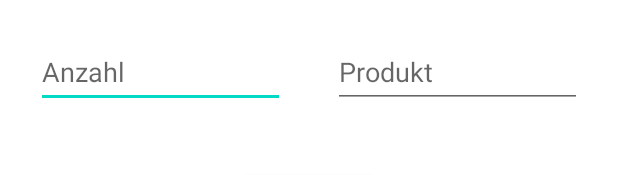
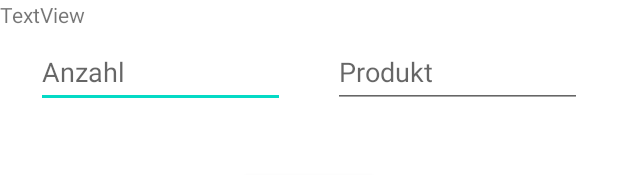
Before and after one commit to Erebur/Essensplaner, an Android app: the layout fragment_einkfausliste.xml on its own in the app's theme, with its tools: preview values and no code run, on a phone screen of 412 x 824 dp. Shown: the top 175 px of the screen. Run offline under Robolectric (Android 15) with nearby library versions, the phone set to English and light mode, and no system bars.

Commit message:
not broken what so ever

```diff
--- a/app/build.gradle
+++ b/app/build.gradle
@@ -42,6 +42,7 @@ dependencies {
     implementation 'androidx.annotation:annotation:1.2.0'
     implementation 'androidx.legacy:legacy-support-v4:1.0.0'
     implementation 'androidx.recyclerview:recyclerview:1.2.0'
+    implementation 'androidx.gridlayout:gridlayout:1.0.0'
     testImplementation 'junit:junit:4.+'
     androidTestImplementation 'androidx.test.ext:junit:1.1.3'
     androidTestImplementation 'androidx.test.espresso:espresso-core:3.4.0'
--- a/app/src/main/res/layout/fragment_einkfausliste.xml
+++ b/app/src/main/res/layout/fragment_einkfausliste.xml
@@ -51,5 +51,35 @@
         app:layout_constraintStart_toStartOf="parent"
         app:layout_constraintTop_toBottomOf="@+id/editTextTextPersonName2" />
 
+    <TableLayout
+        android:layout_width="413dp"
+        android:layout_height="566dp"
+        tools:layout_editor_absoluteX="-2dp"
+        tools:layout_editor_absoluteY="165dp">
+
+        <TableRow
+            android:layout_width="match_parent"
+            android:layout_height="match_parent">
+
+            <TextView
+                android:id="@+id/textView2"
+                android:layout_width="wrap_content"
+                android:layout_height="wrap_content"
+                android:text="TextView" />
+        </TableRow>
+
+        <TableRow
+            android:layout_width="match_parent"
+            android:layout_height="match_parent" />
+
+        <TableRow
+            android:layout_width="match_parent"
+            android:layout_height="match_parent" />
+
+        <TableRow
+            android:layout_width="match_parent"
+            android:layout_height="match_parent" />
+    </TableLayout>
+
 
 </androidx.constraintlayout.widget.ConstraintLayout>
```
